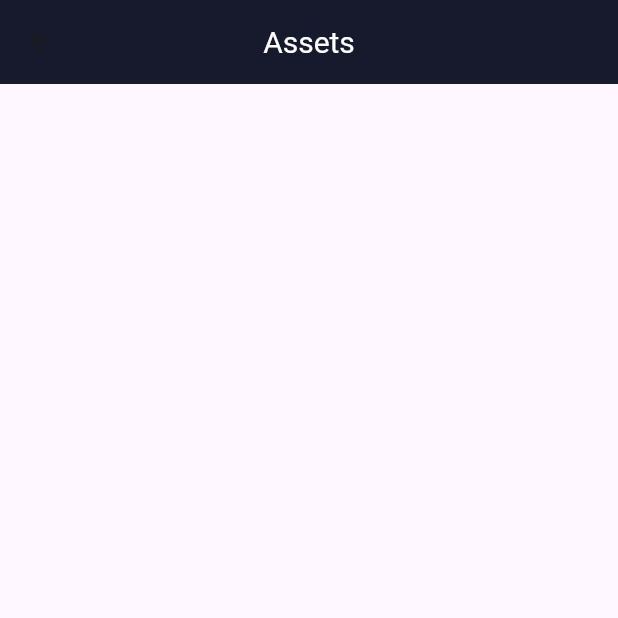
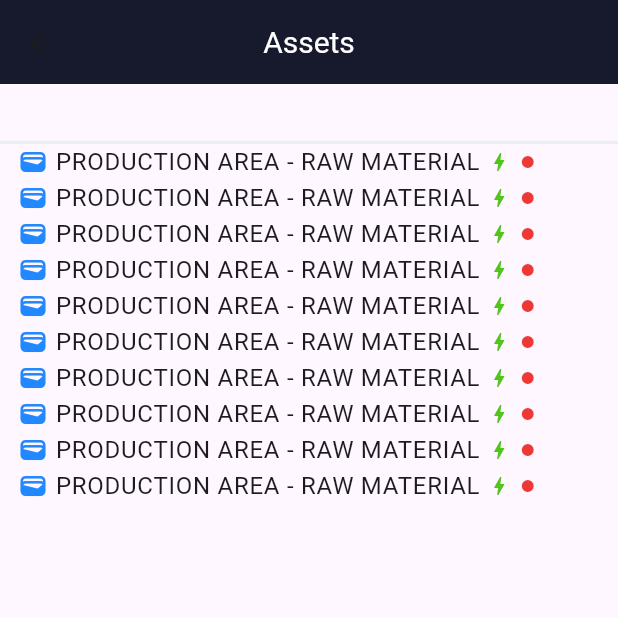
Before and after one commit to gabrielokura/tractian_challenge, a Flutter app: the AssetPage screen opened by its route, on a phone screen of 412 x 824 dp, the top half of it. Run offline on Flutter 3.47's test engine with Material 3 defaults, Android fonts, the phone set to English and light mode, and no system bars; our stand-ins replace get.

Commit message:
Adds three items mininum design

```diff
--- /dev/null
+++ b/lib/domain/models/component.dart
@@ -0,0 +1,17 @@
+import 'package:tractian_challenge/domain/models/three_item.dart';
+
+class Component implements ThreeItem {
+  @override
+  final int depth;
+
+  @override
+  bool get isExpanded => false;
+
+  @override
+  final String name;
+
+  @override
+  ThreeItemType get type => ThreeItemType.component;
+
+  Component({required this.name, required this.depth});
+}
--- /dev/null
+++ b/lib/domain/models/three_item.dart
@@ -0,0 +1,11 @@
+abstract class ThreeItem {
+  final ThreeItemType type;
+  final String name;
+  final int depth;
+
+  bool get isExpanded;
+
+  ThreeItem({required this.name, required this.depth, required this.type});
+}
+
+enum ThreeItemType { component, asset, location }
--- a/lib/main.dart
+++ b/lib/main.dart
@@ -1,6 +1,6 @@
 import 'package:flutter/material.dart';
 import 'package:get/get.dart';
-import 'package:tractian_challenge/ui/asset/widgets/asset_screen.dart';
+import 'package:tractian_challenge/ui/asset/widgets/asset_page.dart';
 import 'package:tractian_challenge/ui/home/widgets/home_page.dart';
 
 void main() {
--- /dev/null
+++ b/lib/ui/asset/widgets/asset_page.dart
@@ -0,0 +1,71 @@
+import 'package:flutter/material.dart';
+import 'package:tractian_challenge/domain/models/component.dart';
+import 'package:tractian_challenge/ui/asset/widgets/three_list_item.dart';
+import 'package:tractian_challenge/ui/core/colors.dart';
+
+class AssetPage extends StatelessWidget {
+  const AssetPage({super.key});
+
+  @override
+  Widget build(BuildContext context) {
+    return Scaffold(
+      appBar: AppBar(
+        centerTitle: true,
+        title: Text(
+          'Assets',
+          style: TextStyle(
+            color: AppColors.white,
+            fontSize: 20,
+            fontWeight: FontWeight.w400,
+          ),
+        ),
+        backgroundColor: AppColors.darkBlue,
+      ),
+      body: Column(
+        children: [
+          Padding(
+            padding: const EdgeInsets.symmetric(
+              horizontal: 24,
+              vertical: 15,
+            ),
+            child: Column(
+              crossAxisAlignment: CrossAxisAlignment.start,
+              children: [
+                // TextFieldWidget(
+                //   hintText: 'Buscar Ativo ou Local',
+                //   controller: controller.searchTextEditingController,
+                // ),
+                const SizedBox(height: 10),
+                // const FilterButtons(),
+              ],
+            ),
+          ),
+          const Divider(
+            color: AppColors.divider,
+            height: 0,
+            thickness: 2,
+          ),
+          Expanded(
+            child: ListView.builder(
+              itemCount: 10,
+              itemBuilder: (context, index) {
+                return ListTile(
+                  contentPadding: EdgeInsets.zero,
+                  dense: true,
+                  minVerticalPadding: 0,
+                  minTileHeight: 0,
+                  horizontalTitleGap: 8,
+                  title: ThreeListItem(
+                      item: Component(
+                          name: 'PRODUCTION AREA - RAW MATERIAL', depth: 0),
+                      isExpandable: false),
+                  onTap: () {},
+                );
+              },
+            ),
+          ),
+        ],
+      ),
+    );
+  }
+}
--- a/lib/ui/asset/widgets/asset_screen.dart
+++ /dev/null
@@ -1,24 +0,0 @@
-import 'package:flutter/material.dart';
-import 'package:tractian_challenge/ui/core/colors.dart';
-
-class AssetPage extends StatelessWidget {
-  const AssetPage({super.key});
-
-  @override
-  Widget build(BuildContext context) {
-    return Scaffold(
-      appBar: AppBar(
-        centerTitle: true,
-        title: Text(
-          'Assets',
-          style: TextStyle(
-            color: AppColors.white,
-            fontSize: 20,
-            fontWeight: FontWeight.w400,
-          ),
-        ),
-        backgroundColor: AppColors.darkBlue,
-      ),
-    );
-  }
-}
--- /dev/null
+++ b/lib/ui/asset/widgets/three_item_icon.dart
@@ -0,0 +1,18 @@
+import 'package:flutter/material.dart';
+import 'package:tractian_challenge/ui/core/colors.dart';
+
+class ThreeItemIcon extends StatelessWidget {
+  const ThreeItemIcon({super.key});
+
+  @override
+  Widget build(BuildContext context) {
+    return Padding(
+      padding: const EdgeInsets.only(right: 5),
+      child: Icon(
+        Icons.wallet,
+        size: 20,
+        color: AppColors.lightBlue,
+      ),
+    );
+  }
+}
--- /dev/null
+++ b/lib/ui/asset/widgets/three_item_indicator.dart
@@ -0,0 +1,34 @@
+import 'package:flutter/material.dart';
+
+import '../../core/colors.dart';
+
+class ThreeItemIndicator extends StatelessWidget {
+  const ThreeItemIndicator({super.key});
+
+  @override
+  Widget build(BuildContext context) {
+    return SizedBox(
+      width: 50,
+      child: Row(
+        children: [
+          const Padding(
+            padding: EdgeInsets.only(left: 5),
+            child: Icon(
+              size: 16,
+              color: AppColors.green,
+              Icons.bolt,
+            ),
+          ),
+          const Padding(
+            padding: EdgeInsets.only(left: 5),
+            child: Icon(
+              size: 12,
+              color: AppColors.red,
+              Icons.fiber_manual_record,
+            ),
+          ),
+        ],
+      ),
+    );
+  }
+}
--- /dev/null
+++ b/lib/ui/asset/widgets/three_list_item.dart
@@ -0,0 +1,54 @@
+import 'package:flutter/material.dart';
+import 'package:tractian_challenge/ui/asset/widgets/three_item_icon.dart';
+import 'package:tractian_challenge/ui/asset/widgets/three_item_indicator.dart';
+
+import '../../../domain/models/three_item.dart';
+
+class ThreeListItem extends StatelessWidget {
+  const ThreeListItem(
+      {super.key, required this.item, required this.isExpandable});
+
+  final ThreeItem item;
+  final bool isExpandable;
+
+  @override
+  Widget build(BuildContext context) {
+    return Row(
+      children: [
+        for (int i = 0; i < item.depth; i++)
+          Container(
+            margin: const EdgeInsets.only(left: 12),
+            width: 1,
+            height: 30,
+            color: Colors.grey,
+          ),
+        if (isExpandable)
+          Icon(
+            item.isExpanded
+                ? Icons.keyboard_arrow_down_rounded
+                : Icons.keyboard_arrow_right_rounded,
+          )
+        else
+          const SizedBox(width: 12),
+        ThreeItemIcon(),
+        Flexible(
+          child: Tooltip(
+            message: item.name,
+            child: Text.rich(
+              style: const TextStyle(overflow: TextOverflow.ellipsis),
+              TextSpan(
+                children: [
+                  TextSpan(
+                    text: item.name,
+                    style: TextStyle(fontSize: 16, fontWeight: FontWeight.w400),
+                  ),
+                ],
+              ),
+            ),
+          ),
+        ),
+        ThreeItemIndicator(),
+      ],
+    );
+  }
+}
--- a/lib/ui/core/colors.dart
+++ b/lib/ui/core/colors.dart
@@ -6,4 +6,5 @@ abstract final class AppColors {
   static const red = Color(0xFFED3833);
   static const green = Color(0xFF52C41A);
   static const white = Color(0xFFFFFFFF);
+  static const divider = Color(0xFFEAEEF2);
 }
```
